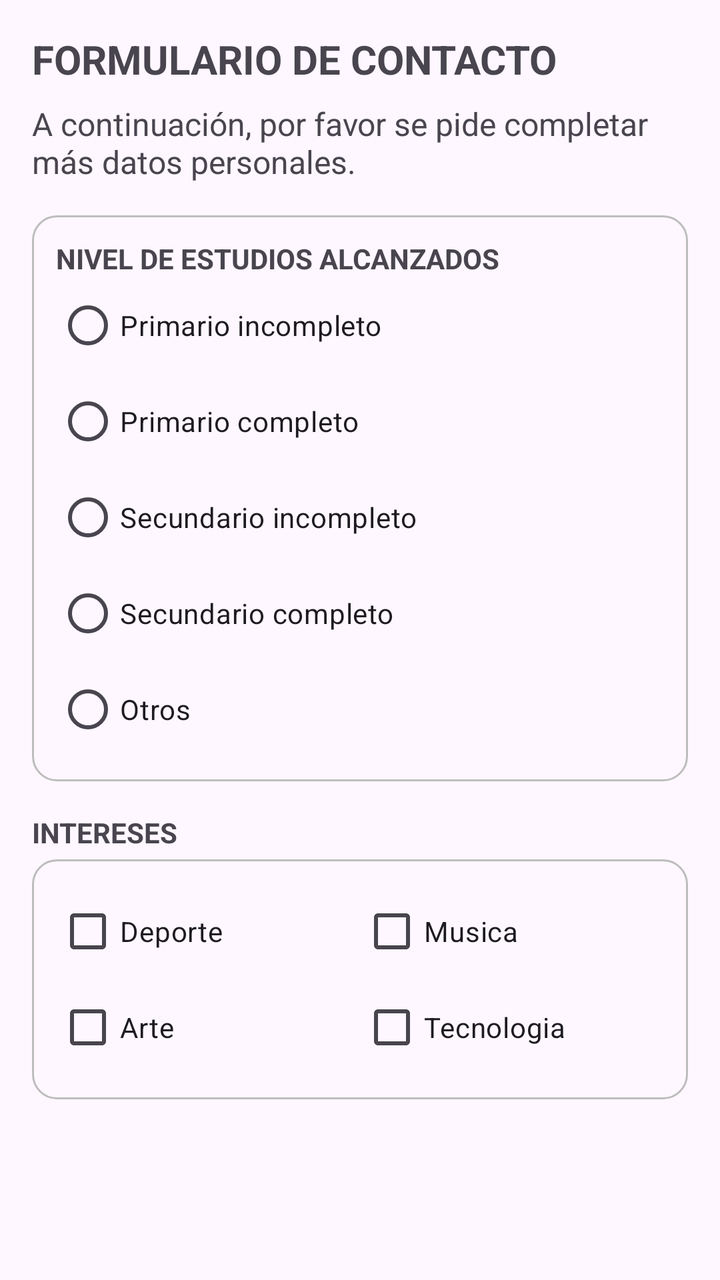
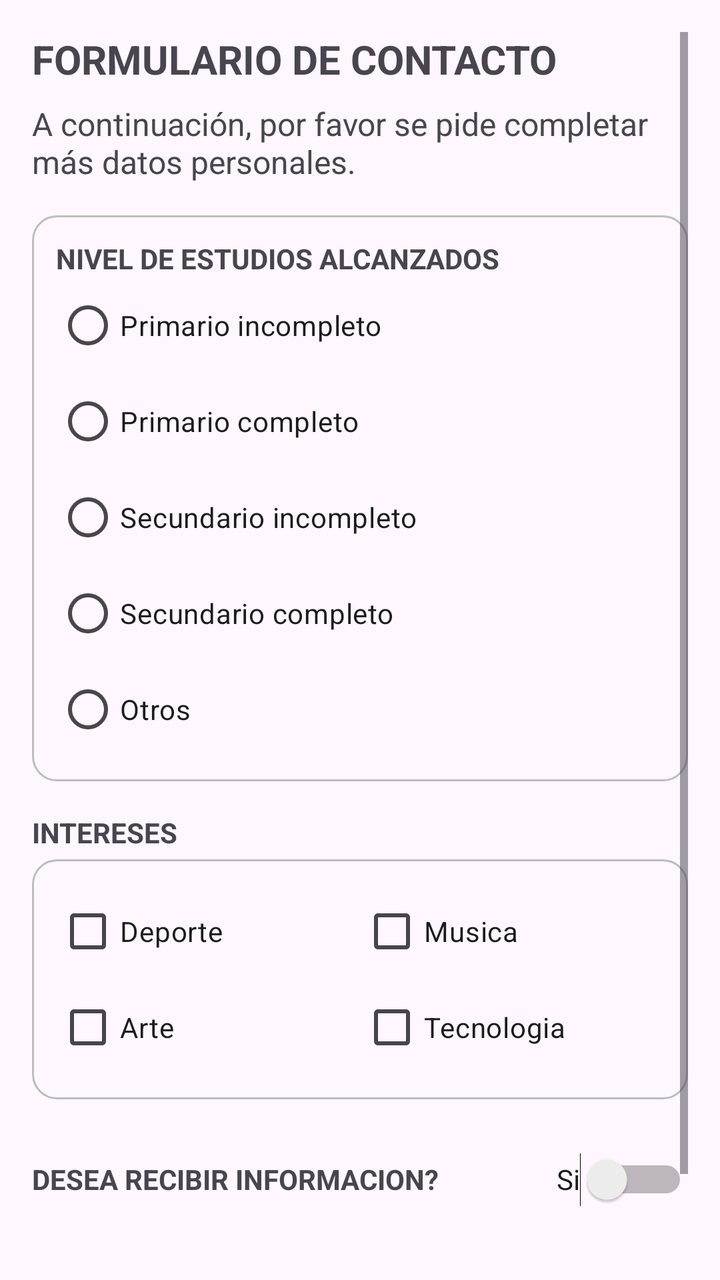

Compare the two renders of this Android layout. The source of the first and the diff that turns it into the second are given below.
<!-- AndroidManifest.xml: application theme Theme.TP6_GRUPO_11 -->
<!-- res/layout/activity_mas_datos_contacto.xml -->
<?xml version="1.0" encoding="utf-8"?>
<ScrollView xmlns:android="http://schemas.android.com/apk/res/android"
    android:layout_width="match_parent"
    android:layout_height="match_parent"
    android:fillViewport="true"
    android:padding="16dp">

    <LinearLayout
        android:layout_width="match_parent"
        android:layout_height="wrap_content"
        android:orientation="vertical">

        
        <TextView
            android:layout_width="match_parent"
            android:layout_height="wrap_content"
            android:text="@string/mas_datos_titulo"
            android:textSize="20sp"
            android:textStyle="bold" />

        <TextView
            android:layout_width="match_parent"
            android:layout_height="wrap_content"
            android:layout_marginTop="8dp"
            android:layout_marginBottom="16dp"
            android:text="@string/mas_datos_subtitulo"
            android:textSize="16sp" />

        
        <LinearLayout
            android:layout_width="match_parent"
            android:layout_height="wrap_content"
            android:background="@drawable/bg_grupo_borde"
            android:orientation="vertical"
            android:padding="12dp">

            <TextView
                android:layout_width="wrap_content"
                android:layout_height="wrap_content"
                android:text="@string/estudios_titulo"
                android:textStyle="bold" />

            <RadioGroup
                android:id="@+id/rgEstudios"
                android:layout_width="match_parent"
                android:layout_height="wrap_content"
                android:orientation="vertical">

                <RadioButton
                    android:id="@+id/rbPrimarioIncompleto"
                    android:layout_width="match_parent"
                    android:layout_height="wrap_content"
                    android:minHeight="48dp"
                    android:text="@string/estudio_primario_incompleto" />

                <RadioButton
                    android:id="@+id/rbPrimarioCompleto"
                    android:layout_width="match_parent"
                    android:layout_height="wrap_content"
                    android:minHeight="48dp"
                    android:text="@string/estudio_primario_completo" />

                <RadioButton
                    android:id="@+id/rbSecundarioIncompleto"
                    android:layout_width="match_parent"
                    android:layout_height="wrap_content"
                    android:minHeight="48dp"
                    android:text="@string/estudio_secundario_incompleto" />

                <RadioButton
                    android:id="@+id/rbSecundarioCompleto"
                    android:layout_width="match_parent"
                    android:layout_height="wrap_content"
                    android:minHeight="48dp"
                    android:text="@string/estudio_secundario_completo" />

                <RadioButton
                    android:id="@+id/rbOtros"
                    android:layout_width="match_parent"
                    android:layout_height="wrap_content"
                    android:minHeight="48dp"
                    android:text="@string/estudio_otros" />
            </RadioGroup>

            </LinearLayout>
    <TextView
        android:layout_width="wrap_content"
        android:layout_height="wrap_content"
        android:layout_marginTop="16dp"
        android:layout_marginBottom="4dp"
        android:text="@string/intereses_titulo"
        android:textStyle="bold" />

        <LinearLayout
        android:layout_width="match_parent"
        android:layout_height="wrap_content"
        android:background="@drawable/bg_grupo_borde"
        android:orientation="vertical"
        android:padding="12dp">

        
            <LinearLayout
            android:layout_width="match_parent"
            android:layout_height="wrap_content"
            android:orientation="horizontal">

            <CheckBox
                android:id="@+id/cbDeporte"
                android:layout_width="0dp"
                android:layout_height="wrap_content"
                android:layout_weight="1"
                android:minHeight="48dp"
                android:text="@string/interes_deporte" />

            <CheckBox
                android:id="@+id/cbMusica"
                android:layout_width="0dp"
                android:layout_height="wrap_content"
                android:layout_weight="1"
                android:minHeight="48dp"
                android:text="@string/interes_musica" />
        </LinearLayout>

        
        <LinearLayout
            android:layout_width="match_parent"
            android:layout_height="wrap_content"
            android:orientation="horizontal">

            <CheckBox
                android:id="@+id/cbArte"
                android:layout_width="0dp"
                android:layout_height="wrap_content"
                android:layout_weight="1"
                android:minHeight="48dp"
                android:text="@string/interes_arte" />

            <CheckBox
                android:id="@+id/cbTecnologia"
                android:layout_width="0dp"
                android:layout_height="wrap_content"
                android:layout_weight="1"
                android:minHeight="48dp"
                android:text="@string/interes_tecnologia" />

        </LinearLayout>

    </LinearLayout>

    </LinearLayout>
</ScrollView>
<!-- resources referenced by this layout -->
<resources>
  <!-- drawable bg_grupo_borde (drawable) -->
  <?xml version="1.0" encoding="utf-8"?>
  <shape xmlns:android="http://schemas.android.com/apk/res/android"
      android:shape="rectangle">
      <stroke
          android:width="1dp"
          android:color="#BDBDBD" />
      <corners android:radius="12dp" />
  </shape>
  <string name="estudio_otros">Otros</string>
  <string name="estudio_primario_completo">Primario completo</string>
  <string name="estudio_primario_incompleto">Primario incompleto</string>
  <string name="estudio_secundario_completo">Secundario completo</string>
  <string name="estudio_secundario_incompleto">Secundario incompleto</string>
  <string name="estudios_titulo">NIVEL DE ESTUDIOS ALCANZADOS</string>
  <string name="interes_arte">Arte</string>
  <string name="interes_deporte">Deporte</string>
  <string name="interes_musica">Musica</string>
  <string name="interes_tecnologia">Tecnologia</string>
  <string name="intereses_titulo">INTERESES</string>
  <string name="mas_datos_subtitulo">A continuación, por favor se pide completar más datos personales.</string>
  <string name="mas_datos_titulo">FORMULARIO DE CONTACTO</string>
  <style name="Theme.TP6_GRUPO_11" parent="Base.Theme.TP6_GRUPO_11" />
  <style name="Base.Theme.TP6_GRUPO_11" parent="Theme.Material3.DayNight">
          <item name="colorPrimary">@color/verde_barra</item>
          <item name="actionBarStyle">@style/Widget.TP6.ActionBar</item>
          <item name="android:statusBarColor">@color/verde_barra_oscuro</item>
      </style>
  <color name="verde_barra">#008577</color>
  <style name="Widget.TP6.ActionBar" parent="Widget.AppCompat.ActionBar.Solid">
          <item name="background">@color/verde_barra</item>
          <item name="theme">@style/ThemeOverlay.AppCompat.Dark.ActionBar</item>
      </style>
  <color name="verde_barra_oscuro">#00574B</color>
</resources>

<!-- the commit's change to res/layout/activity_mas_datos_contacto.xml (unified diff, before → after) -->
@@ -143,9 +143,47 @@
                 android:minHeight="48dp"
                 android:text="@string/interes_tecnologia" />
 
+
+
+
         </LinearLayout>
+
+
 
     </LinearLayout>
 
+        
+        <LinearLayout
+            android:layout_width="match_parent"
+            android:layout_height="wrap_content"
+            android:layout_marginTop="16dp"
+            android:gravity="center_vertical"
+            android:orientation="horizontal">
+
+            <TextView
+                android:layout_width="0dp"
+                android:layout_height="wrap_content"
+                android:layout_weight="1"
+                android:text="DESEA RECIBIR INFORMACION?"
+                android:textStyle="bold" />
+
+            <Switch
+                android:id="@+id/swRecibirInfo"
+                android:layout_width="wrap_content"
+                android:layout_height="wrap_content"
+                android:minHeight="48dp"
+                android:text="Si" />
+        </LinearLayout>
+
+        
+        <Button
+            android:id="@+id/btnGuardar"
+            android:layout_width="wrap_content"
+            android:layout_height="wrap_content"
+            android:layout_gravity="center_horizontal"
+            android:layout_marginTop="20dp"
+            android:minHeight="48dp"
+            android:text="GUARDAR" />
+
     </LinearLayout>
 </ScrollView>
